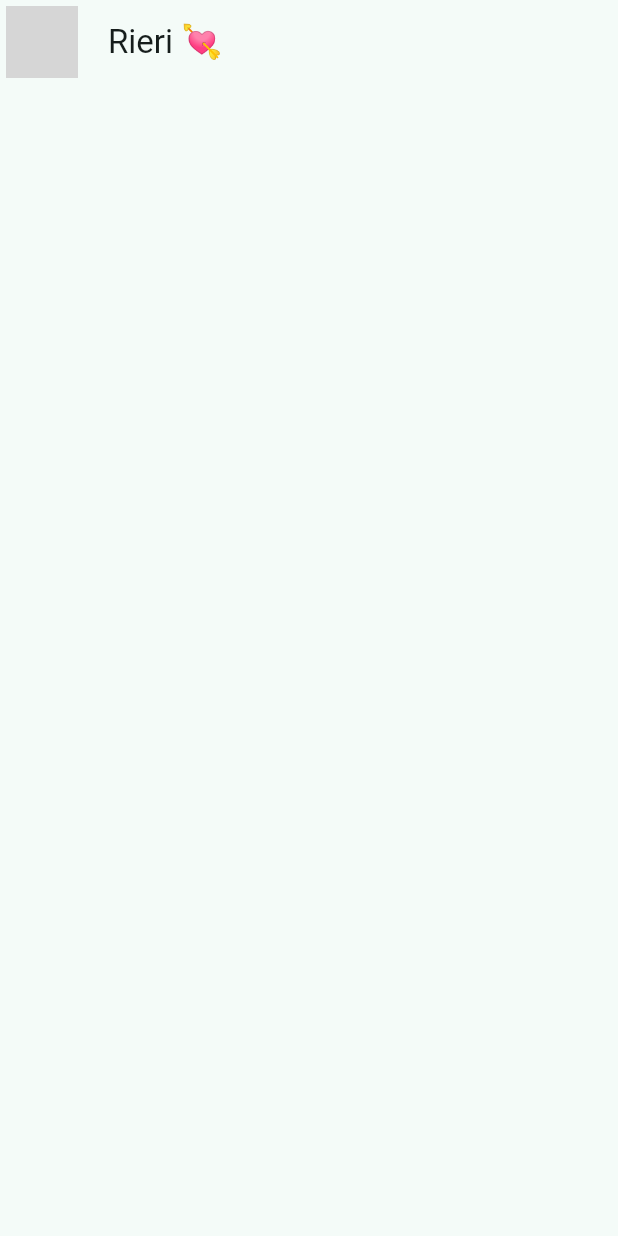
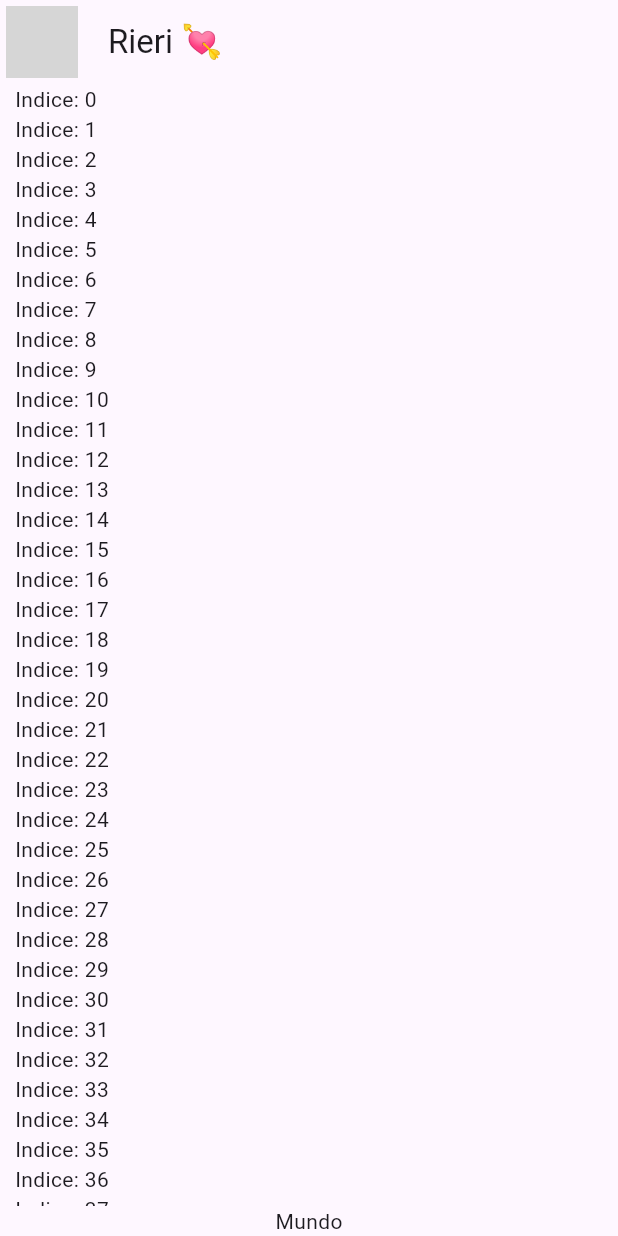
Before and after one commit to Tulio-Rangel/yes_no_app, a Flutter app: the screen it shows after launch, on a phone screen of 412 x 824 dp. Run offline on Flutter 3.47's test engine with Material 2 defaults, Android fonts, the phone set to English and light mode, and no system bars; network calls fail; grey boxes are pictures that could not be loaded.

Commit message:
adding a listview

```diff
--- a/lib/main.dart
+++ b/lib/main.dart
@@ -12,7 +12,7 @@ class MyApp extends StatelessWidget {
     return MaterialApp(
       title: 'Yes No App',
       debugShowCheckedModeBanner: false,
-      theme: AppTheme(selectedColor: 2).theme(),
+      theme: AppTheme(selectedColor: 0).theme(),
       home: const ChatScreen(),
     );
   }
--- a/lib/presentation/chat/chat_screen.dart
+++ b/lib/presentation/chat/chat_screen.dart
@@ -16,6 +16,32 @@ class ChatScreen extends StatelessWidget {
         ),
         title: const Text('Rieri 💘'),
       ),
+      body: _ChatView(),
     );
   }
 }
+
+class _ChatView extends StatelessWidget {
+  const _ChatView({
+    super.key,
+  });
+
+  @override
+  Widget build(BuildContext context) {
+    return SafeArea(
+      child: Padding(
+        padding: const EdgeInsets.symmetric(horizontal: 10),
+        child: Column(children: [
+          Expanded(
+              child: ListView.builder(
+            itemCount: 100,
+            itemBuilder: (context, index) {
+              return Text('Indice: $index');
+            },
+          )),
+          Text('Mundo')
+        ]),
+      ),
+    );
+  }
+}
```
